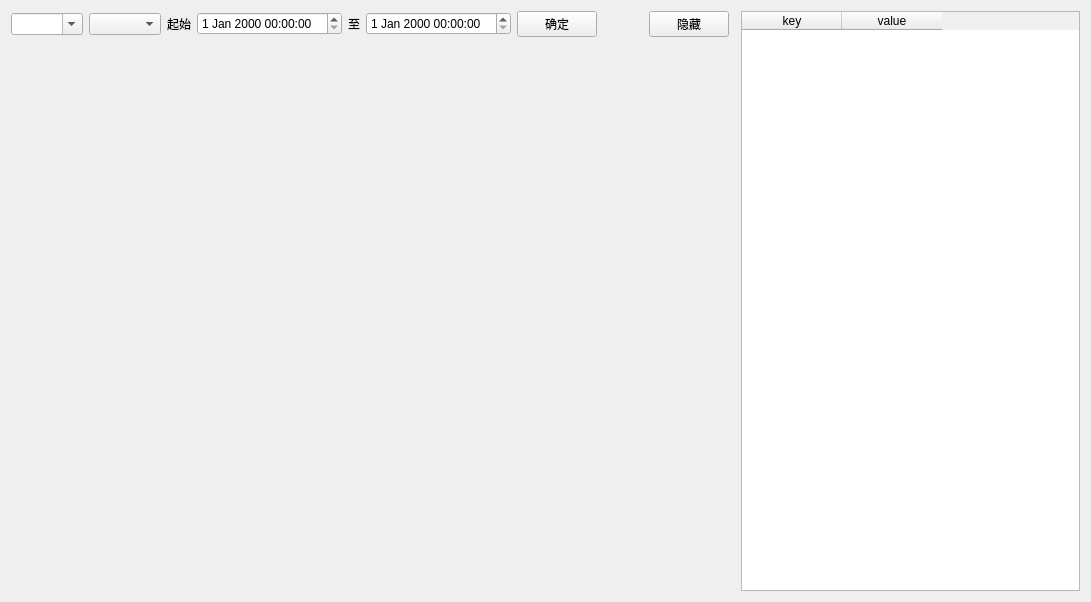
Before: the Qt Designer form app/ui/k_line.ui in ctpbee/ctpbee_desktop, drawn with Qt 5.
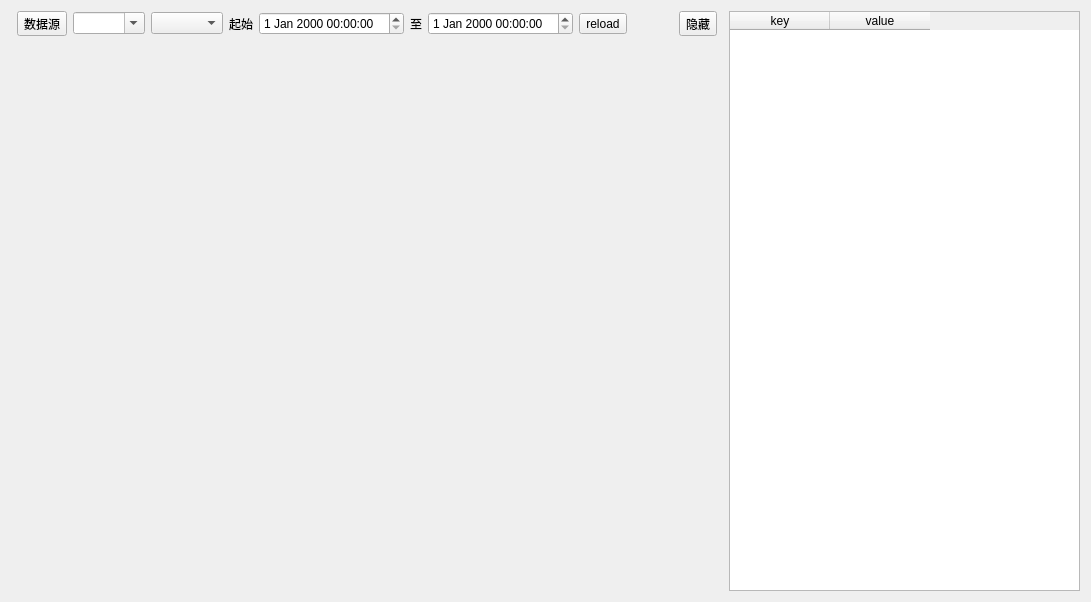
After: the same form once the commit is applied.

Patch:
```diff
--- a/app/ui/k_line.ui
+++ b/app/ui/k_line.ui
@@ -13,28 +13,11 @@
   <property name="windowTitle">
    <string>Form</string>
   </property>
-  <layout class="QGridLayout" name="gridLayout" columnstretch="0,0,0,0,0,0,0,0,0,0,0">
-   <item row="1" column="3">
-    <widget class="QDateTimeEdit" name="start"/>
-   </item>
-   <item row="1" column="8">
-    <widget class="QPushButton" name="hide_btn">
-     <property name="text">
-      <string>隐藏</string>
-     </property>
-    </widget>
-   </item>
-   <item row="1" column="4">
-    <widget class="QLabel" name="label_2">
-     <property name="text">
-      <string>至</string>
-     </property>
-    </widget>
-   </item>
-   <item row="2" column="0" rowspan="3" colspan="10">
+  <layout class="QGridLayout" name="gridLayout" columnstretch="0,0,0,0,0,0,0,0,0,0,0,0,0">
+   <item row="2" column="0" rowspan="3" colspan="12">
     <layout class="QVBoxLayout" name="kline_layout"/>
    </item>
-   <item row="1" column="10" rowspan="4">
+   <item row="1" column="12" rowspan="4">
     <widget class="QTableWidget" name="tick_table">
      <property name="sizePolicy">
       <sizepolicy hsizetype="Expanding" vsizetype="Expanding">
@@ -69,27 +52,30 @@
      </column>
     </widget>
    </item>
-   <item row="1" column="2">
+   <item row="1" column="6">
+    <widget class="QLabel" name="label_2">
+     <property name="text">
+      <string>至</string>
+     </property>
+    </widget>
+   </item>
+   <item row="1" column="7">
+    <widget class="QDateTimeEdit" name="end"/>
+   </item>
+   <item row="1" column="5">
+    <widget class="QDateTimeEdit" name="start"/>
+   </item>
+   <item row="1" column="4">
     <widget class="QLabel" name="label">
      <property name="text">
       <string>起始</string>
      </property>
     </widget>
    </item>
-   <item row="1" column="5">
-    <widget class="QDateTimeEdit" name="end"/>
-   </item>
-   <item row="1" column="1">
+   <item row="1" column="3">
     <widget class="QComboBox" name="frq"/>
    </item>
-   <item row="1" column="0">
-    <widget class="QComboBox" name="symbol_list">
-     <property name="editable">
-      <bool>true</bool>
-     </property>
-    </widget>
-   </item>
-   <item row="1" column="7">
+   <item row="1" column="9">
     <spacer name="horizontalSpacer">
      <property name="orientation">
       <enum>Qt::Horizontal</enum>
@@ -102,10 +88,31 @@
      </property>
     </spacer>
    </item>
-   <item row="1" column="6">
-    <widget class="QPushButton" name="reload_btn">
+   <item row="1" column="2">
+    <widget class="QComboBox" name="symbol_list">
+     <property name="editable">
+      <bool>true</bool>
+     </property>
+    </widget>
+   </item>
+   <item row="1" column="1">
+    <widget class="QToolButton" name="source_btn">
      <property name="text">
-      <string>确定</string>
+      <string>数据源</string>
+     </property>
+    </widget>
+   </item>
+   <item row="1" column="8">
+    <widget class="QToolButton" name="reload_btn">
+     <property name="text">
+      <string>reload</string>
+     </property>
+    </widget>
+   </item>
+   <item row="1" column="10">
+    <widget class="QToolButton" name="hide_btn">
+     <property name="text">
+      <string>隐藏</string>
      </property>
     </widget>
    </item>
```
